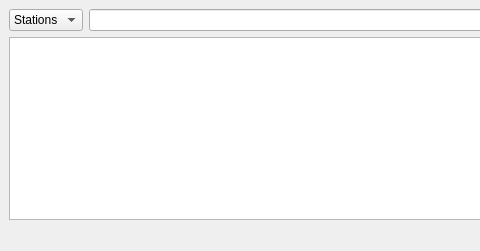
enderceliik/Gas-Station-Automation-QT, file homepage.ui: the form before one commit; both pictures show x 0 to 480 and y 0 to 251 of the 956 by 251 pixel window.
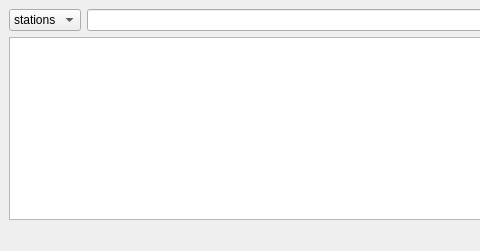
The form after the commit.

What changed in the file:
```diff
--- a/homepage.ui
+++ b/homepage.ui
@@ -21,7 +21,7 @@
        <widget class="QComboBox" name="comboBox">
         <item>
          <property name="text">
-          <string>Stations</string>
+          <string>stations</string>
          </property>
         </item>
         <item>
```
Left out of the diff: 10 changed lines with no effect on the pictures.
